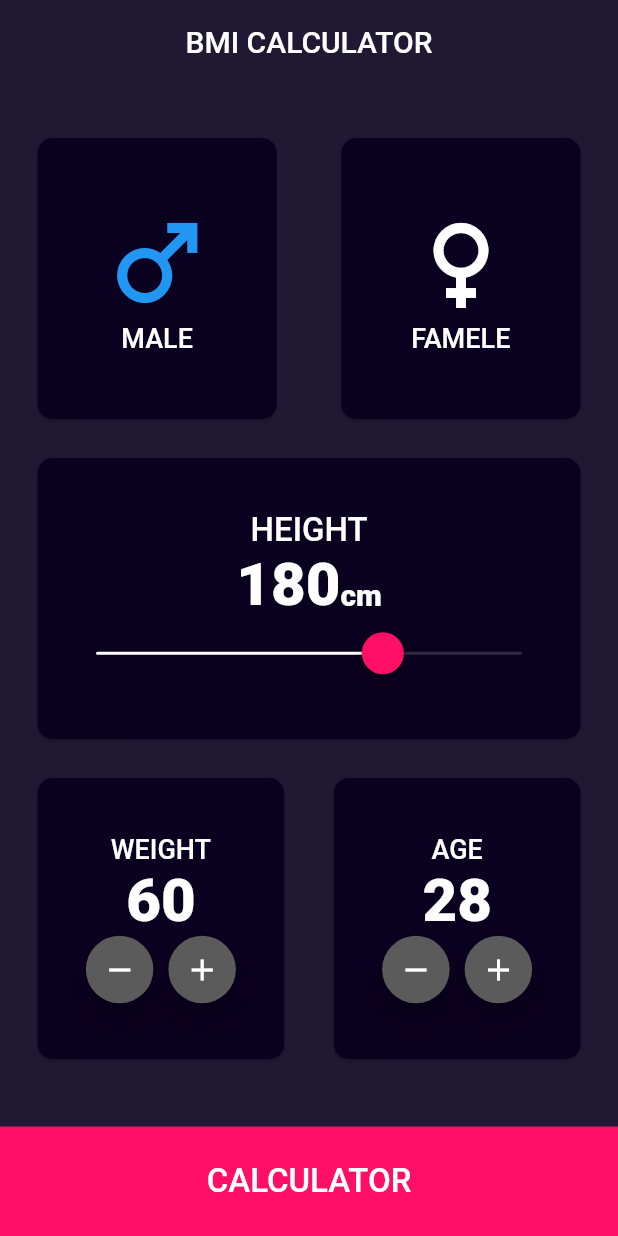
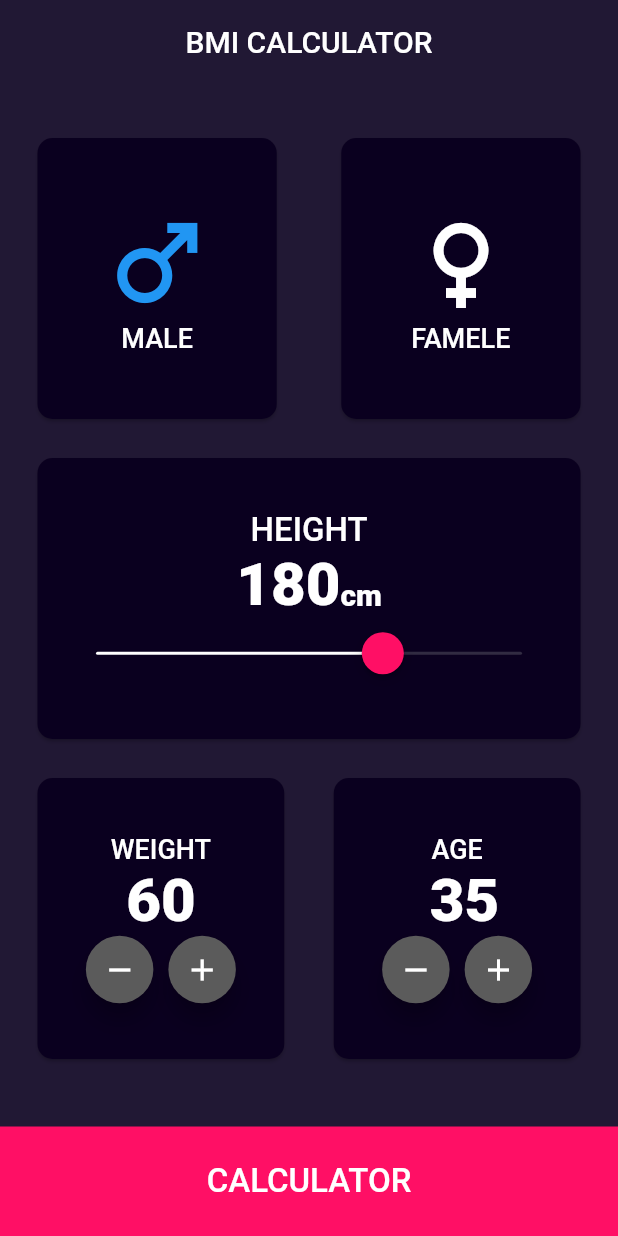
Before and after one commit to semetey2019/Flutter-Project, a Flutter app: the screen it shows after launch, on a phone screen of 412 x 824 dp. Run offline on Flutter 3.47's test engine with Material 2 defaults, Android fonts, the phone set to English and light mode, and no system bars; our stand-ins replace audioplayers, google_fonts; missing offline and left inert: login_page.

Commit message:
bmiлогикалары бутту

```diff
--- a/sabak16_bmi/lib/constants/Height.dart
+++ b/sabak16_bmi/lib/constants/Height.dart
@@ -7,11 +7,15 @@ class Height extends StatelessWidget {
       {super.key,
       required this.text,
       required this.text1,
-      required this.text2});
+      required this.text2,
+      required this.height,
+      required this.onChanged});
 
   final String text;
   final String text1;
   final String text2;
+  final double height;
+  final void Function(double) onChanged;
 
   @override
   Widget build(BuildContext context) {
@@ -40,12 +44,13 @@ class Height extends StatelessWidget {
         SizedBox(
           width: 300,
           child: CupertinoSlider(
-              value: 180,
-              min: 45,
-              max: 240,
-              activeColor: AppColors.whiteColor,
-              thumbColor: AppColors.pinkColor,
-              onChanged: (value) {}),
+            value: height,
+            min: 45,
+            max: 240,
+            activeColor: AppColors.whiteColor,
+            thumbColor: AppColors.pinkColor,
+            onChanged: onChanged,
+          ),
         ),
       ],
     );
--- a/sabak16_bmi/lib/constants/calculateButton.dart
+++ b/sabak16_bmi/lib/constants/calculateButton.dart
@@ -1,24 +1,27 @@
 import 'package:flutter/cupertino.dart';
+import 'package:flutter/material.dart';
+import 'package:sabak16_bmi/constants/Height.dart';
 import 'package:sabak16_bmi/constants/app_colors.dart';
 import 'package:sabak16_bmi/constants/app_texts.dart';
 import 'package:sabak16_bmi/theme/app_text_style.dart';
 
 class CalculateButton extends StatelessWidget {
-  const CalculateButton({
-    super.key,
-  });
+  const CalculateButton({super.key});
 
   @override
   Widget build(BuildContext context) {
-    return Container(
-      height: 73,
-      width: double.infinity,
-      color: AppColors.pinkColor,
-      child: const Center(
-        child: Text(
-          AppTexts.calculator,
-          style: AppTextStyles.calculateStyle,
+    return ElevatedButton(
+      style: ElevatedButton.styleFrom(
+        backgroundColor: AppColors.pinkColor,
+        shape: const RoundedRectangleBorder(
+          borderRadius: BorderRadius.all(Radius.zero),
         ),
+        minimumSize: const Size(double.infinity, 73),
+      ),
+      onPressed: () {},
+      child: const Text(
+        AppTexts.calculator,
+        style: AppTextStyles.calculateStyle,
       ),
     );
   }
--- a/sabak16_bmi/lib/constants/circularbutton.dart
+++ b/sabak16_bmi/lib/constants/circularbutton.dart
@@ -2,9 +2,10 @@ import 'package:flutter/material.dart';
 import 'package:sabak16_bmi/constants/app_colors.dart';
 
 class CircularButton extends StatelessWidget {
-  const CircularButton({super.key, required this.icon});
+  const CircularButton({super.key, required this.icon, required this.basuu});
 
   final IconData icon;
+  final void Function() basuu;
 
   @override
   Widget build(BuildContext context) {
@@ -13,7 +14,7 @@ class CircularButton extends StatelessWidget {
       height: 45,
       child: FloatingActionButton(
         backgroundColor: AppColors.greyColor,
-        onPressed: () {},
+        onPressed: basuu,
         child: Icon(
           icon,
           color: AppColors.whiteColor,
--- a/sabak16_bmi/lib/constants/weight_age.dart
+++ b/sabak16_bmi/lib/constants/weight_age.dart
@@ -8,11 +8,14 @@ class WeightAge extends StatelessWidget {
     super.key,
     required this.text,
     required this.san,
+    required this.addbasuu,
+    required this.removebasuu,
   });
 
   final String text;
   final String san;
-
+  final Function() addbasuu;
+  final Function() removebasuu;
   @override
   Widget build(BuildContext context) {
     return Column(
@@ -28,13 +31,15 @@ class WeightAge extends StatelessWidget {
         ),
         Row(
           mainAxisAlignment: MainAxisAlignment.center,
-          children: const [
+          children: [
             CircularButton(
               icon: Icons.remove,
+              basuu: removebasuu,
             ),
-            SizedBox(width: 10),
+            const SizedBox(width: 10),
             CircularButton(
               icon: Icons.add,
+              basuu: addbasuu,
             ),
           ],
         ),
--- a/sabak16_bmi/lib/home_page.dart
+++ b/sabak16_bmi/lib/home_page.dart
@@ -17,14 +17,16 @@ class MyHomePage extends StatefulWidget {
 
 class _MyHomePageState extends State<MyHomePage> {
   bool isTrue = true;
+  int weight = 60;
+  int age = 35;
+  double height = 180;
   // int currentindex = 0;
   // @override
   // int slader = 1;
-  // int card2 = 1;
+
   // void change() {
   //   setState(() {
   //     slader = currentindex++;
-  //     card2 = currentindex++;
   //   });
   //   if (slader.toInt() == true) {
   //     showDialog<void>(
@@ -114,19 +116,55 @@ class _MyHomePageState extends State<MyHomePage> {
               ),
             ),
             const SizedBox(height: 18),
-            const StatusCard(
-              child: Height(text: AppTexts.height, text1: "180", text2: "cm"),
+            StatusCard(
+              child: Height(
+                text: AppTexts.height,
+                text1: "${height.toInt()}",
+                text2: "cm",
+                onChanged: (value) {
+                  setState(() {
+                    height = value;
+                  });
+                },
+                height: height,
+              ),
             ),
             const SizedBox(height: 18),
             Expanded(
               child: Row(
-                children: const [
+                children: [
                   StatusCard(
-                    child: WeightAge(text: AppTexts.weight, san: "60"),
+                    child: WeightAge(
+                      text: AppTexts.weight,
+                      san: " $weight ",
+                      removebasuu: () {
+                        setState(() {
+                          weight--;
+                        });
+                      },
+                      addbasuu: () {
+                        setState(() {
+                          weight++;
+                        });
+                      },
+                    ),
                   ),
-                  SizedBox(width: 25),
+                  const SizedBox(width: 25),
                   StatusCard(
-                    child: WeightAge(text: AppTexts.age, san: "28"),
+                    child: WeightAge(
+                      text: AppTexts.age,
+                      san: " $age",
+                      removebasuu: () {
+                        setState(() {
+                          age--;
+                        });
+                      },
+                      addbasuu: () {
+                        setState(() {
+                          age++;
+                        });
+                      },
+                    ),
                   ),
                 ],
               ),
```
Also changed, not shown: sabak16_bmi/lib/constants/forexzampl.dart (added, +71 -0 lines).
